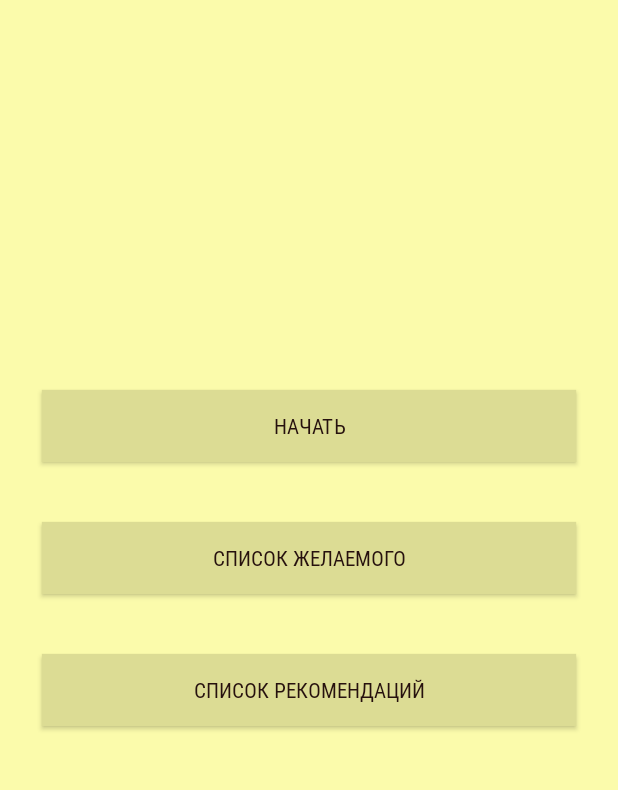
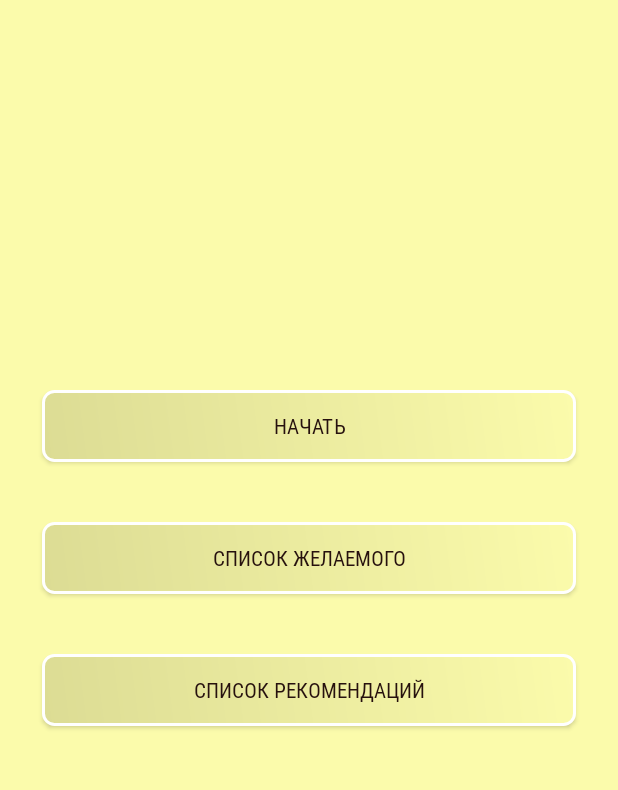
Before and after one commit to Chrn1y/Librorum, an Android app: the MainActivity screen opened directly, with no data from a screen before it, on a phone screen of 412 x 824 dp, the part 220-1010 px from its top. Run offline under Robolectric (Android 15) with nearby library versions, the phone set to English and light mode, and no system bars; 2 statements that could not run were skipped.

Commit message:
add button style

```diff
--- a/Project/app/src/main/java/com/dev/librorum/Recommended.kt
+++ b/Project/app/src/main/java/com/dev/librorum/Recommended.kt
@@ -33,7 +33,7 @@
             textRecom.text = "Ваш список рекомендаций пока пуст"
         else
             textRecom.text = ""
-        toast(db.listBooks("%").size.toString())
+//        toast(db.listBooks("%").size.toString())
         adapter = RecyclerRecommended(this, dataList) { bookData ->
 
             val intent = Intent(this, BookInfo::class.java)
--- a/Project/app/src/main/java/com/dev/librorum/Sorted.kt
+++ b/Project/app/src/main/java/com/dev/librorum/Sorted.kt
@@ -24,7 +24,6 @@
 
         val db = DBWrapper.getInstance(this)
         val dataList = db.listLikes()
-
 
 
         super.onCreate(savedInstanceState);
--- /dev/null
+++ b/Project/app/src/main/res/drawable/button_background.xml
@@ -0,0 +1,14 @@
+<?xml version="1.0" encoding="utf-8"?>
+<shape xmlns:android="http://schemas.android.com/apk/res/android" >
+    <stroke android:width="2dp"
+        android:color="#FFFFFF"/>
+    <gradient
+        android:angle="225"
+        android:startColor="#FBFBAB"
+        android:endColor="#DCDC94"/>
+    <corners
+        android:bottomLeftRadius="7dp"
+        android:bottomRightRadius="7dp"
+        android:topLeftRadius="7dp"
+        android:topRightRadius="7dp" />
+</shape>
--- a/Project/app/src/main/res/layout/activity_book_info.xml
+++ b/Project/app/src/main/res/layout/activity_book_info.xml
@@ -96,7 +96,7 @@
                 app:layout_constraintEnd_toEndOf="parent"
                 app:layout_constraintStart_toStartOf="parent"
                 app:layout_constraintTop_toBottomOf="@+id/descr"
-                android:background="#DCDC94"
+                android:background="@drawable/button_background"
                 android:fontFamily="@font/robotocondensed_regular"
                 android:textColor="#26110E"
 
@@ -116,7 +116,7 @@
                 app:layout_constraintEnd_toEndOf="parent"
                 app:layout_constraintStart_toStartOf="parent"
                 app:layout_constraintTop_toBottomOf="@+id/buttonInfo"
-                android:background="#DCDC94"
+                android:background="@drawable/button_background"
                 android:fontFamily="@font/robotocondensed_regular"
                 android:textColor="#26110E"
 
--- a/Project/app/src/main/res/layout/activity_loading.xml
+++ b/Project/app/src/main/res/layout/activity_loading.xml
@@ -44,8 +44,9 @@
         app:layout_constraintTop_toTopOf="parent"
         app:layout_constraintVertical_bias="0.0"
         android:textColor="#26110E"
-        android:background="#DCDC94"
+        android:background="@drawable/button_background"
         android:textSize="10sp"
+
         android:fontFamily="@font/robotocondensed_regular"/>
 
 </android.support.constraint.ConstraintLayout>
--- a/Project/app/src/main/res/layout/activity_main.xml
+++ b/Project/app/src/main/res/layout/activity_main.xml
@@ -45,7 +45,7 @@
             android:layout_width="match_parent"
             android:layout_height="wrap_content"
             android:layout_margin="20dp"
-            android:background="#DCDC94"
+            android:background="@drawable/button_background"
             android:fontFamily="@font/robotocondensed_regular"
             android:text="Начать"
             android:textColor="#26110E"
@@ -56,7 +56,7 @@
             android:layout_width="match_parent"
             android:layout_height="wrap_content"
             android:layout_margin="20dp"
-            android:background="#DCDC94"
+            android:background="@drawable/button_background"
             android:fontFamily="@font/robotocondensed_regular"
             android:text="Список желаемого"
             android:textColor="#26110E"
@@ -67,7 +67,7 @@
             android:layout_width="match_parent"
             android:layout_height="wrap_content"
             android:layout_margin="20dp"
-            android:background="#DCDC94"
+            android:background="@drawable/button_background"
             android:fontFamily="@font/robotocondensed_regular"
             android:text="Список рекомендаций"
             android:textColor="#26110E"
--- a/Project/app/src/main/res/layout/activity_sort.xml
+++ b/Project/app/src/main/res/layout/activity_sort.xml
@@ -62,7 +62,7 @@
             android:layout_width="match_parent"
             android:layout_height="wrap_content"
             android:layout_margin="15dp"
-            android:background="#DCDC94"
+            android:background="@drawable/button_background"
             android:fontFamily="@font/robotocondensed_regular"
             android:text="Интересно"
             android:textColor="#26110E" />
@@ -72,7 +72,7 @@
             android:layout_width="match_parent"
             android:layout_height="wrap_content"
             android:layout_margin="15dp"
-            android:background="#DCDC94"
+            android:background="@drawable/button_background"
             android:fontFamily="@font/robotocondensed_regular"
             android:text="Не интересно"
             android:textColor="#26110E" />
@@ -82,7 +82,7 @@
             android:layout_width="match_parent"
             android:layout_height="wrap_content"
             android:layout_margin="15dp"
-            android:background="#DCDC94"
+            android:background="@drawable/button_background"
             android:fontFamily="@font/robotocondensed_regular"
             android:text="Добавить в список желаемого"
             android:textColor="#26110E" />
```
